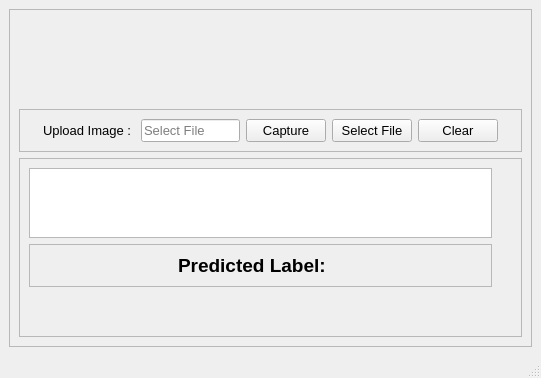
First picture: the form in ui/Page/Display_Screen.ui, repository jashan7305/FruitVegetableClassifier, before the edit.
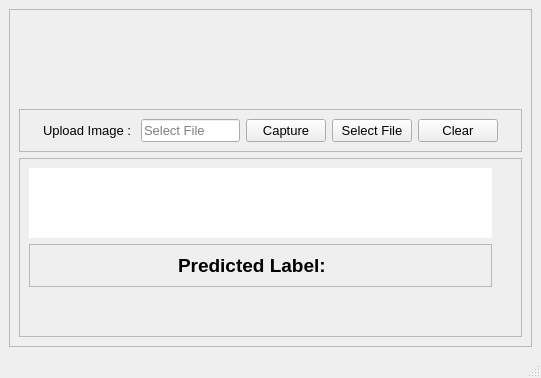
Second picture: the form after the edit. Icons and pictures are not drawn.

What changed in the file:
```diff
--- a/ui/Page/Display_Screen.ui
+++ b/ui/Page/Display_Screen.ui
@@ -163,7 +163,11 @@
          </property>
          <layout class="QGridLayout" name="gridLayout_3">
           <item row="0" column="0">
-           <widget class="QGraphicsView" name="cameraView"/>
+           <widget class="QGraphicsView" name="cameraView">
+            <property name="styleSheet">
+             <string notr="true">border: 1px solid white</string>
+            </property>
+           </widget>
           </item>
           <item row="1" column="0">
            <widget class="QFrame" name="frame_4">
```
Left out of the diff: 2 changed lines with no effect on the pictures.
